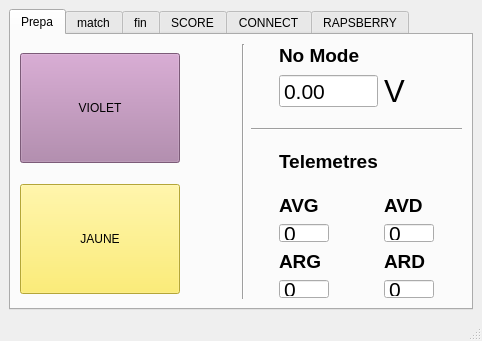
Before: the Qt Designer form PluginModules/Ecran/ihm_Ecran.ui in CRLG/LABOTBOX, drawn with Qt 5.
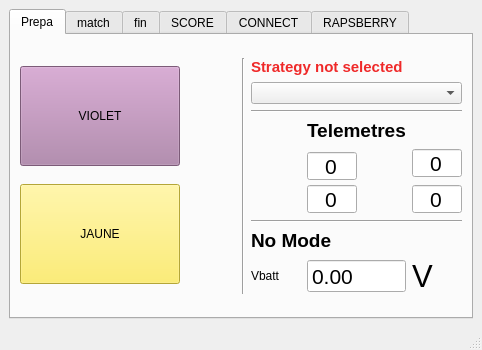
After: the same form once the commit is applied. Custom widgets are drawn as their Qt base class.

Commit message:
https://github.com/CRLG/GROSBOT_MBED/issues/24 [Ecran] Choix d'une stratégie de match depuis Labotbox
Correspond également au ticket #31

What changed in the file:
```diff
--- a/PluginModules/Ecran/ihm_Ecran.ui
+++ b/PluginModules/Ecran/ihm_Ecran.ui
@@ -7,7 +7,7 @@
     <x>0</x>
     <y>0</y>
     <width>482</width>
-    <height>341</height>
+    <height>350</height>
    </rect>
   </property>
   <property name="windowTitle">
@@ -24,13 +24,75 @@
        <attribute name="title">
         <string>Prepa</string>
        </attribute>
+       <layout class="QGridLayout" name="gridLayout_7">
+        <item row="0" column="1">
+         <widget class="Line" name="line">
+          <property name="orientation">
+           <enum>Qt::Vertical</enum>
+          </property>
+         </widget>
+        </item>
+        <item row="0" column="0">
        <layout class="QGridLayout" name="gridLayout_3">
-        <item row="6" column="0" rowspan="5">
+          <property name="verticalSpacing">
+           <number>10</number>
+          </property>
+          <item row="0" column="0">
+           <widget class="QPushButton" name="pB_Couleur1">
+            <property name="minimumSize">
+             <size>
+              <width>160</width>
+              <height>100</height>
+             </size>
+            </property>
+            <property name="maximumSize">
+             <size>
+              <width>160</width>
+              <height>110</height>
+             </size>
+            </property>
+            <property name="styleSheet">
+             <string notr="true">background-color: rgb(173, 127, 168);</string>
+            </property>
+            <property name="text">
+             <string>VIOLET</string>
+            </property>
+            <property name="flat">
+             <bool>false</bool>
+            </property>
+           </widget>
+          </item>
+          <item row="0" column="1">
+           <widget class="QLed" name="qLed_green">
+            <property name="minimumSize">
+             <size>
+              <width>50</width>
+              <height>50</height>
+             </size>
+            </property>
+            <property name="maximumSize">
+             <size>
+              <width>50</width>
+              <height>50</height>
+             </size>
+            </property>
+            <property name="toolTip">
+             <string>Binary Led</string>
+            </property>
+            <property name="whatsThis">
+             <string>Led widget</string>
+            </property>
+            <property name="value">
+             <bool>true</bool>
+            </property>
+           </widget>
+          </item>
+          <item row="1" column="0">
          <widget class="QPushButton" name="pB_Couleur2">
           <property name="minimumSize">
            <size>
             <width>160</width>
-            <height>110</height>
+              <height>100</height>
            </size>
           </property>
           <property name="maximumSize">
@@ -50,14 +112,7 @@
           </property>
          </widget>
         </item>
-        <item row="2" column="3" rowspan="3" colspan="4">
-         <widget class="Line" name="line_2">
-          <property name="orientation">
-           <enum>Qt::Horizontal</enum>
-          </property>
-         </widget>
-        </item>
-        <item row="9" column="1" rowspan="2">
+          <item row="1" column="1">
          <widget class="QLed" name="qLed_orange">
           <property name="minimumSize">
            <size>
@@ -82,25 +137,115 @@
           </property>
          </widget>
         </item>
-        <item row="1" column="4">
-         <widget class="QDoubleSpinBox" name="VBatt">
+         </layout>
+        </item>
+        <item row="0" column="2">
+         <layout class="QGridLayout" name="gridLayout_6">
+          <item row="9" column="0">
+           <widget class="QLabel" name="label">
+            <property name="text">
+             <string>Vbatt</string>
+            </property>
+           </widget>
+          </item>
+          <item row="1" column="0" colspan="3">
+           <widget class="QComboBox" name="combo_ChoixStrategie">
+            <property name="toolTip">
+             <string>Choix d'une stratégie</string>
+            </property>
+           </widget>
+          </item>
+          <item row="5" column="2">
+           <widget class="QSpinBox" name="sb_ARD">
+            <property name="minimumSize">
+             <size>
+              <width>50</width>
+              <height>30</height>
+             </size>
+            </property>
+            <property name="maximumSize">
+             <size>
+              <width>50</width>
+              <height>30</height>
+             </size>
+            </property>
           <property name="font">
            <font>
             <pointsize>16</pointsize>
            </font>
           </property>
-          <property name="readOnly">
-           <bool>true</bool>
+            <property name="alignment">
+             <set>Qt::AlignCenter</set>
           </property>
           <property name="buttonSymbols">
            <enum>QAbstractSpinBox::NoButtons</enum>
           </property>
           <property name="maximum">
-           <double>20.000000000000000</double>
+             <number>999999</number>
           </property>
          </widget>
         </item>
-        <item row="1" column="5">
+          <item row="5" column="1">
+           <widget class="QSpinBox" name="sb_ARG">
+            <property name="minimumSize">
+             <size>
+              <width>50</width>
+              <height>30</height>
+             </size>
+            </property>
+            <property name="maximumSize">
+             <size>
+              <width>50</width>
+              <height>30</height>
+             </size>
+            </property>
+            <property name="font">
+             <font>
+              <pointsize>16</pointsize>
+             </font>
+            </property>
+            <property name="alignment">
+             <set>Qt::AlignCenter</set>
+            </property>
+            <property name="buttonSymbols">
+             <enum>QAbstractSpinBox::NoButtons</enum>
+            </property>
+            <property name="maximum">
+             <number>999999</number>
+            </property>
+           </widget>
+          </item>
+          <item row="4" column="1">
+           <widget class="QSpinBox" name="sb_AVG">
+            <property name="minimumSize">
+             <size>
+              <width>50</width>
+              <height>30</height>
+             </size>
+            </property>
+            <property name="maximumSize">
+             <size>
+              <width>50</width>
+              <height>24</height>
+             </size>
+            </property>
+            <property name="font">
+             <font>
+              <pointsize>16</pointsize>
+             </font>
+            </property>
+            <property name="alignment">
+             <set>Qt::AlignCenter</set>
+            </property>
+            <property name="buttonSymbols">
+             <enum>QAbstractSpinBox::NoButtons</enum>
+            </property>
+            <property name="maximum">
+             <number>999999</number>
+            </property>
+           </widget>
+          </item>
+          <item row="9" column="2">
          <widget class="QLabel" name="label_6">
           <property name="font">
            <font>
@@ -112,39 +257,7 @@
           </property>
          </widget>
         </item>
-        <item row="0" column="2" rowspan="11">
-         <widget class="Line" name="line">
-          <property name="orientation">
-           <enum>Qt::Vertical</enum>
-          </property>
-         </widget>
-        </item>
-        <item row="0" column="0" rowspan="6">
-         <widget class="QPushButton" name="pB_Couleur1">
-          <property name="minimumSize">
-           <size>
-            <width>160</width>
-            <height>110</height>
-           </size>
-          </property>
-          <property name="maximumSize">
-           <size>
-            <width>160</width>
-            <height>110</height>
-           </size>
-          </property>
-          <property name="styleSheet">
-           <string notr="true">background-color: rgb(173, 127, 168);</string>
-          </property>
-          <property name="text">
-           <string>VIOLET</string>
-          </property>
-          <property name="flat">
-           <bool>false</bool>
-          </property>
-         </widget>
-        </item>
-        <item row="0" column="4">
+          <item row="8" column="0" colspan="3">
          <widget class="QLabel" name="lbl_ModeFct">
           <property name="font">
            <font>
@@ -158,143 +271,43 @@
           </property>
          </widget>
         </item>
-        <item row="1" column="1" rowspan="4">
-         <widget class="QLed" name="qLed_green">
-          <property name="minimumSize">
-           <size>
-            <width>50</width>
-            <height>50</height>
-           </size>
-          </property>
-          <property name="maximumSize">
-           <size>
-            <width>50</width>
-            <height>50</height>
-           </size>
-          </property>
-          <property name="toolTip">
-           <string>Binary Led</string>
-          </property>
-          <property name="whatsThis">
-           <string>Led widget</string>
-          </property>
-          <property name="value">
+          <item row="6" column="0" rowspan="2" colspan="3">
+           <widget class="Line" name="line_3">
+            <property name="orientation">
+             <enum>Qt::Horizontal</enum>
+            </property>
+           </widget>
+          </item>
+          <item row="9" column="1">
+           <widget class="QDoubleSpinBox" name="VBatt">
+            <property name="font">
+             <font>
+              <pointsize>16</pointsize>
+             </font>
+            </property>
+            <property name="readOnly">
            <bool>true</bool>
           </property>
-         </widget>
-        </item>
-        <item row="10" column="4">
-         <widget class="QSpinBox" name="sb_ARG">
-          <property name="minimumSize">
-           <size>
-            <width>50</width>
-            <height>20</height>
-           </size>
-          </property>
-          <property name="maximumSize">
-           <size>
-            <width>50</width>
-            <height>20</height>
-           </size>
-          </property>
-          <property name="font">
-           <font>
-            <pointsize>16</pointsize>
-           </font>
-          </property>
           <property name="buttonSymbols">
            <enum>QAbstractSpinBox::NoButtons</enum>
           </property>
-         </widget>
-        </item>
-        <item row="10" column="5">
-         <widget class="QSpinBox" name="sb_ARD">
-          <property name="minimumSize">
-           <size>
-            <width>50</width>
-            <height>20</height>
-           </size>
-          </property>
-          <property name="maximumSize">
-           <size>
-            <width>50</width>
-            <height>20</height>
-           </size>
-          </property>
-          <property name="font">
-           <font>
-            <pointsize>16</pointsize>
-           </font>
-          </property>
-          <property name="buttonSymbols">
-           <enum>QAbstractSpinBox::NoButtons</enum>
-          </property>
-         </widget>
-        </item>
-        <item row="9" column="4">
-         <widget class="QLabel" name="label_3">
-          <property name="font">
-           <font>
-            <pointsize>14</pointsize>
-            <weight>75</weight>
-            <bold>true</bold>
-           </font>
-          </property>
-          <property name="text">
-           <string>ARG</string>
-          </property>
-         </widget>
-        </item>
-        <item row="9" column="5">
-         <widget class="QLabel" name="label_4">
-          <property name="font">
-           <font>
-            <pointsize>14</pointsize>
-            <weight>75</weight>
-            <bold>true</bold>
-           </font>
-          </property>
-          <property name="text">
-           <string>ARD</string>
-          </property>
-         </widget>
-        </item>
-        <item row="8" column="4">
-         <widget class="QSpinBox" name="sb_AVG">
-          <property name="minimumSize">
-           <size>
-            <width>50</width>
-            <height>20</height>
-           </size>
-          </property>
-          <property name="maximumSize">
-           <size>
-            <width>50</width>
-            <height>20</height>
-           </size>
-          </property>
-          <property name="font">
-           <font>
-            <pointsize>16</pointsize>
-           </font>
-          </property>
-          <property name="buttonSymbols">
-           <enum>QAbstractSpinBox::NoButtons</enum>
-          </property>
-         </widget>
-        </item>
-        <item row="8" column="5">
+            <property name="maximum">
+             <double>20.000000000000000</double>
+            </property>
+           </widget>
+          </item>
+          <item row="4" column="2">
          <widget class="QSpinBox" name="sb_AVD">
           <property name="minimumSize">
            <size>
             <width>50</width>
-            <height>20</height>
+              <height>30</height>
            </size>
           </property>
           <property name="maximumSize">
            <size>
             <width>50</width>
-            <height>20</height>
+              <height>30</height>
            </size>
           </property>
           <property name="font">
@@ -302,54 +315,45 @@
             <pointsize>16</pointsize>
            </font>
           </property>
+            <property name="alignment">
+             <set>Qt::AlignCenter</set>
+            </property>
           <property name="buttonSymbols">
            <enum>QAbstractSpinBox::NoButtons</enum>
           </property>
-         </widget>
-        </item>
-        <item row="7" column="4">
-         <widget class="QLabel" name="label">
-          <property name="font">
-           <font>
-            <pointsize>14</pointsize>
-            <weight>75</weight>
-            <bold>true</bold>
-           </font>
-          </property>
-          <property name="text">
-           <string>AVG</string>
-          </property>
-         </widget>
-        </item>
-        <item row="7" column="5">
-         <widget class="QLabel" name="label_2">
+            <property name="maximum">
+             <number>999999</number>
+            </property>
+           </widget>
+          </item>
+          <item row="2" column="0" colspan="3">
+           <widget class="Line" name="line_2">
+            <property name="orientation">
+             <enum>Qt::Horizontal</enum>
+            </property>
+           </widget>
+          </item>
+          <item row="0" column="0" colspan="3">
+           <widget class="QLabel" name="lbl_RetourStrategie">
           <property name="font">
            <font>
-            <pointsize>14</pointsize>
+              <pointsize>11</pointsize>
             <weight>75</weight>
             <bold>true</bold>
            </font>
           </property>
-          <property name="text">
-           <string>AVD</string>
-          </property>
-         </widget>
-        </item>
-        <item row="5" column="4">
-         <widget class="QLabel" name="label_5">
-          <property name="font">
-           <font>
-            <pointsize>14</pointsize>
-            <weight>75</weight>
-            <bold>true</bold>
-           </font>
+            <property name="toolTip">
+             <string>Retour d'état du robot</string>
+            </property>
+            <property name="styleSheet">
+             <string notr="true">color: rgb(239, 41, 41);</string>
           </property>
           <property name="text">
-           <string>Telemetres</string>
+             <string>Strategy not selected</string>
           </property>
          </widget>
         </item>
-        <item row="5" column="5">
+          <item row="3" column="2">
          <widget class="QLed" name="qLed_Obstacle">
           <property name="minimumSize">
            <size>
@@ -382,6 +386,22 @@
            <enum>QLed::Circle</enum>
           </property>
          </widget>
+          </item>
+          <item row="3" column="1">
+           <widget class="QLabel" name="label_5">
+            <property name="font">
+             <font>
+              <pointsize>14</pointsize>
+              <weight>75</weight>
+              <bold>true</bold>
+             </font>
+            </property>
+            <property name="text">
+             <string>Telemetres</string>
+            </property>
+           </widget>
+          </item>
+         </layout>
         </item>
        </layout>
       </widget>
```
Lines whose indentation alone changed are shown as unchanged. The commit also changes 4 other files.
